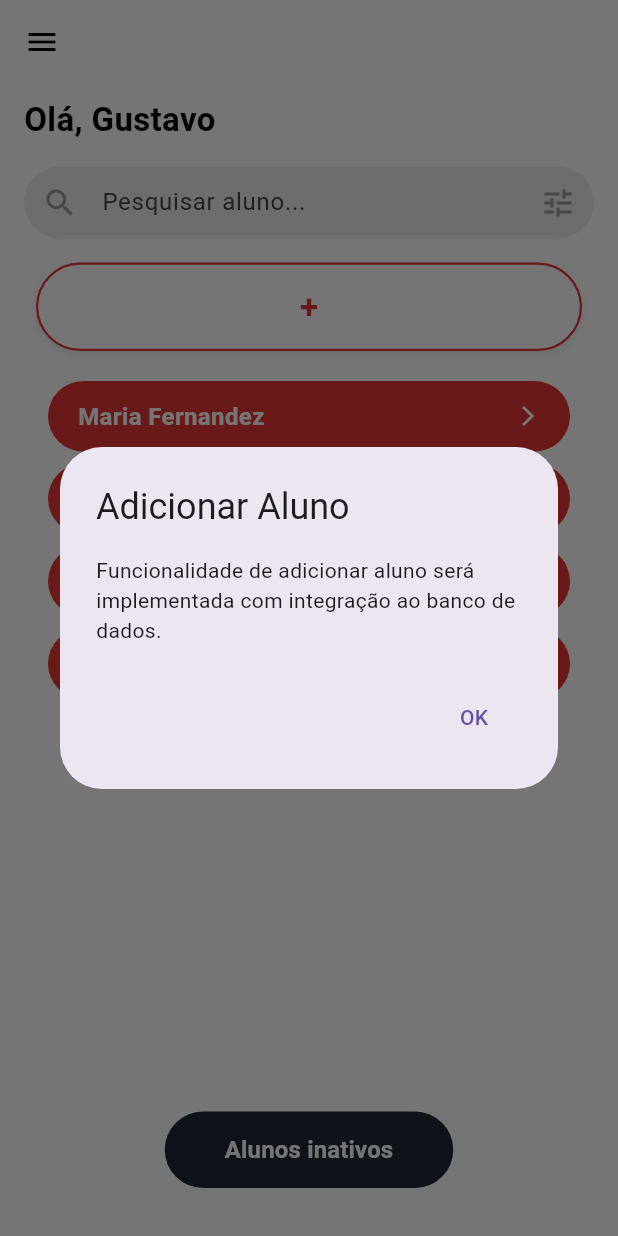
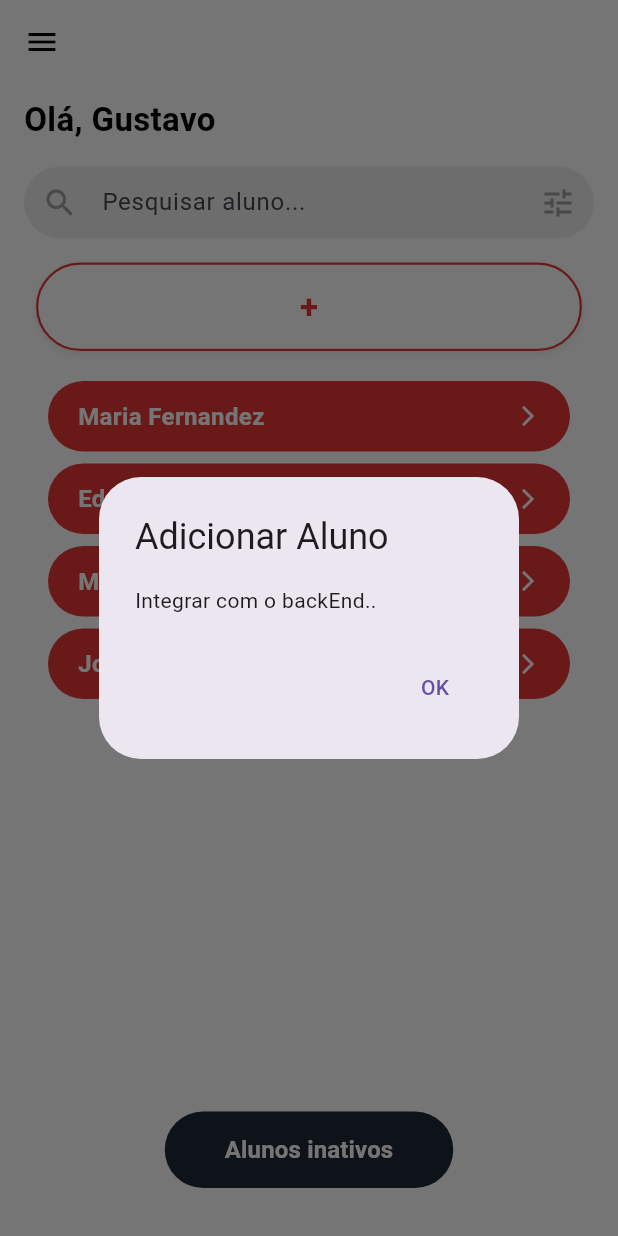
Before and after one commit to mdsreq-fga-unb/REQ-2025.2-T02-TreinaAi, a Flutter app: the StudentSearchScreen screen opened directly, after a tap on an icon or button, on a phone screen of 412 x 824 dp. Run offline on Flutter 3.47's test engine with Material 3 defaults, Android fonts, the light colour scheme and no system bars.

Commit message:
fix: comments and alert messages

```diff
--- a/app/frontend/treina_ai/lib/ui/student_search_screen.dart
+++ b/app/frontend/treina_ai/lib/ui/student_search_screen.dart
@@ -59,7 +59,7 @@ class _StudentSearchScreenState extends State<StudentSearchScreen> {
       builder: (context) => AlertDialog(
         title: const Text('Adicionar Aluno'),
         content: const Text(
-            'Funcionalidade de adicionar aluno será implementada com integração ao banco de dados.'),
+            'Integrar com o backEnd..'),
         actions: [
           TextButton(
             onPressed: () => Navigator.pop(context),
@@ -76,7 +76,7 @@ class _StudentSearchScreenState extends State<StudentSearchScreen> {
       builder: (context) => AlertDialog(
         title: Text(student.name),
         content: Text(
-            'Aluno ${student.isActive ? 'Ativo' : 'Inativo'}\n\nDetalhes do aluno serão exibidos aqui quando integrado com o banco de dados.'),
+            'Aluno ${student.isActive ? 'Ativo' : 'Inativo'}\n\nIntegrar com o backEnd.'),
         actions: [
           TextButton(
             onPressed: () => Navigator.pop(context),
@@ -118,7 +118,7 @@ class _StudentSearchScreenState extends State<StudentSearchScreen> {
             ),
             const SizedBox(height: 16),
 
-            // Botão "+" dentro do casulo e centralizado
+            //"+" Button to add new student
             Padding(
                 padding: const EdgeInsets.symmetric(horizontal: 8),
                 child: SizedBox(
@@ -133,7 +133,7 @@ class _StudentSearchScreenState extends State<StudentSearchScreen> {
 
             const SizedBox(height: 16),
 
-            // Lista de alunos
+            //lIST OF STUDENTS
             Expanded(
               child: SingleChildScrollView(
                 child: Column(
@@ -161,7 +161,7 @@ class _StudentSearchScreenState extends State<StudentSearchScreen> {
               ),
             ),
 
-            // Botão de Alunos Inativos fixado ao fim
+            //Inactive Students Button
             Padding(
               padding: const EdgeInsets.only(bottom: 24),
               child: DarkRoundedButton(
```
Also changed, not shown: app/frontend/treina_ai/lib/ui/components.dart (+7 -7 lines), app/frontend/treina_ai/lib/ui/register_page.dart (+4 -4 lines).
